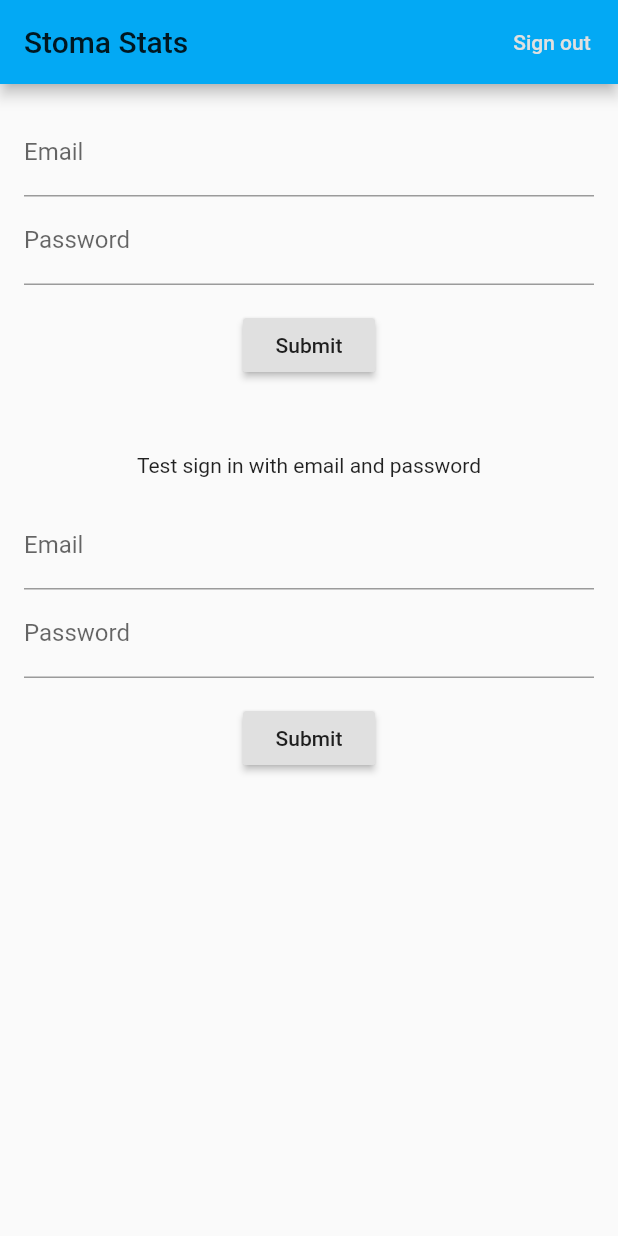
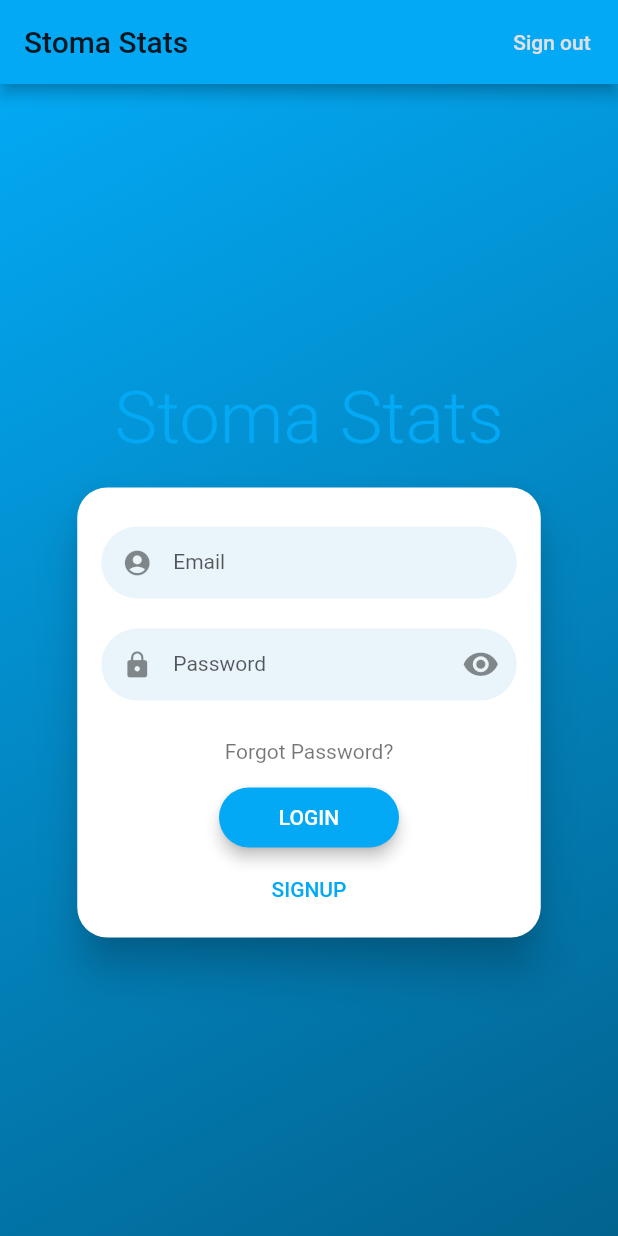
Before and after one commit to FraserTooth/stoma_stats_app, a Flutter app: the screen it shows after launch, on a phone screen of 412 x 824 dp. Run offline on Flutter 3.47's test engine with Material 2 defaults, Android fonts, the phone set to English and light mode, and no system bars; drawn by our look-alikes of flutter_login; our stand-ins replace firebase_auth, firebase_core, firebase_dynamic_links; accounts and stored records are empty.

Commit message:
feat: login page

```diff
--- a/lib/src/components/logins/email.dart
+++ b/lib/src/components/logins/email.dart
@@ -4,210 +4,208 @@ import 'package:flutter/material.dart';
 import 'package:firebase_auth/firebase_auth.dart';
 import 'package:firebase_dynamic_links/firebase_dynamic_links.dart';
 import 'package:flutter/rendering.dart';
+import 'package:flutter_login/flutter_login.dart';
+import '../../widgets/fade_route.dart';
+import '../../views/home.dart';
 
 final FirebaseAuth _auth = FirebaseAuth.instance;
 
-class EmailLogin extends StatelessWidget {
+class EmailLoginScreen extends StatefulWidget {
   @override
-  Widget build(BuildContext context) {
-    return ListView(
-      scrollDirection: Axis.vertical,
-      padding: const EdgeInsets.all(16),
-      children: <Widget>[
-        _RegisterEmailSection(),
-        _EmailPasswordForm(),
-      ],
-    );
-  }
+  _EmailLoginScreenState createState() => _EmailLoginScreenState();
 }
 
-class _RegisterEmailSection extends StatefulWidget {
-  final String title = 'Registration';
-  @override
-  State<StatefulWidget> createState() => _RegisterEmailSectionState();
+class _EmailLoginScreenState extends State<EmailLoginScreen> {
+  UserCredential _firebaseUser;
+
+  Future<String> _signInWithEmailAndPassword(LoginData data) async {
+    try {
+      UserCredential userCredential =
+          await FirebaseAuth.instance.signInWithEmailAndPassword(
+        email: data.name,
+        password: data.password,
+      );
+      setState(() {
+        _firebaseUser = userCredential;
+      });
+    } on FirebaseAuthException catch (e) {
+      if (e.code == 'user-not-found') {
+        return 'No user found for that email.';
+      } else if (e.code == 'wrong-password') {
+        return 'Wrong password provided for that user.';
+      }
+    } catch (e) {
+      print(e);
+      return e.code;
+    }
+    return null;
   }
 
-class _RegisterEmailSectionState extends State<_RegisterEmailSection> {
-  final GlobalKey<FormState> _formKey = GlobalKey<FormState>();
-  final TextEditingController _emailController = TextEditingController();
-  final TextEditingController _passwordController = TextEditingController();
-  bool _success;
-  String _userEmail;
-
-  void _register() async {
-    final User user = (await _auth.createUserWithEmailAndPassword(
-      email: _emailController.text,
-      password: _passwordController.text,
-    ))
-        .user;
-    if (user != null) {
+  Future<String> _signUpWithEmailAndPassword(LoginData data) async {
+    try {
+      UserCredential userCredential =
+          await FirebaseAuth.instance.createUserWithEmailAndPassword(
+        email: data.name,
+        password: data.password,
+      );
       setState(() {
-        _success = true;
-        _userEmail = user.email;
+        _firebaseUser = userCredential;
       });
-    } else {
-      setState(() {
-        _success = true;
-      });
+    } on FirebaseAuthException catch (e) {
+      if (e.code == 'weak-password') {
+        return 'The password provided is too weak.';
+      } else if (e.code == 'email-already-in-use') {
+        return 'The account already exists for that email.';
       }
+    } catch (e) {
+      print(e);
+      return e.code;
+    }
+    return null;
   }
 
-  @override
-  void dispose() {
-    _emailController.dispose();
-    _passwordController.dispose();
-    super.dispose();
+  Future<String> _recoverPassword(String name) {
+    try {
+      FirebaseAuth.instance.sendPasswordResetEmail(email: name);
+    } catch (e) {
+      print(e);
+      return e.code;
+    }
+    return null;
   }
 
   @override
   Widget build(BuildContext context) {
-    return Form(
-      key: _formKey,
-      child: Column(
-        crossAxisAlignment: CrossAxisAlignment.start,
-        children: <Widget>[
-          TextFormField(
-            controller: _emailController,
-            decoration: const InputDecoration(labelText: 'Email'),
-            validator: (String value) {
-              if (value.isEmpty) {
-                return 'Please enter some text';
+    final inputBorder = BorderRadius.vertical(
+      bottom: Radius.circular(10.0),
+      top: Radius.circular(20.0),
+    );
+
+    return FlutterLogin(
+      title: "Stoma Stats",
+      // logo: 'assets/images/ecorp.png',
+      // logoTag: Constants.logoTag,
+      // titleTag: Constants.titleTag,
+      // messages: LoginMessages(
+      //   usernameHint: 'Username',
+      //   passwordHint: 'Pass',
+      //   confirmPasswordHint: 'Confirm',
+      //   loginButton: 'LOG IN',
+      //   signupButton: 'REGISTER',
+      //   forgotPasswordButton: 'Forgot huh?',
+      //   recoverPasswordButton: 'HELP ME',
+      //   goBackButton: 'GO BACK',
+      //   confirmPasswordError: 'Not match!',
+      //   recoverPasswordIntro: 'Don\'t feel bad. Happens all the time.',
+      //   recoverPasswordDescription: 'Lorem Ipsum is simply dummy text of the printing and typesetting industry',
+      //   recoverPasswordSuccess: 'Password rescued successfully',
+      // ),
+      // theme: LoginTheme(
+      //   primaryColor: Colors.teal,
+      //   accentColor: Colors.yellow,
+      //   errorColor: Colors.deepOrange,
+      //   pageColorLight: Colors.indigo.shade300,
+      //   pageColorDark: Colors.indigo.shade500,
+      //   titleStyle: TextStyle(
+      //     color: Colors.greenAccent,
+      //     fontFamily: 'Quicksand',
+      //     letterSpacing: 4,
+      //   ),
+      //   // beforeHeroFontSize: 50,
+      //   // afterHeroFontSize: 20,
+      //   bodyStyle: TextStyle(
+      //     fontStyle: FontStyle.italic,
+      //     decoration: TextDecoration.underline,
+      //   ),
+      //   textFieldStyle: TextStyle(
+      //     color: Colors.orange,
+      //     shadows: [Shadow(color: Colors.yellow, blurRadius: 2)],
+      //   ),
+      //   buttonStyle: TextStyle(
+      //     fontWeight: FontWeight.w800,
+      //     color: Colors.yellow,
+      //   ),
+      //   cardTheme: CardTheme(
+      //     color: Colors.yellow.shade100,
+      //     elevation: 5,
+      //     margin: EdgeInsets.only(top: 15),
+      //     shape: ContinuousRectangleBorder(
+      //         borderRadius: BorderRadius.circular(100.0)),
+      //   ),
+      //   inputTheme: InputDecorationTheme(
+      //     filled: true,
+      //     fillColor: Colors.purple.withOpacity(.1),
+      //     contentPadding: EdgeInsets.zero,
+      //     errorStyle: TextStyle(
+      //       backgroundColor: Colors.orange,
+      //       color: Colors.white,
+      //     ),
+      //     labelStyle: TextStyle(fontSize: 12),
+      //     enabledBorder: UnderlineInputBorder(
+      //       borderSide: BorderSide(color: Colors.blue.shade700, width: 4),
+      //       borderRadius: inputBorder,
+      //     ),
+      //     focusedBorder: UnderlineInputBorder(
+      //       borderSide: BorderSide(color: Colors.blue.shade400, width: 5),
+      //       borderRadius: inputBorder,
+      //     ),
+      //     errorBorder: UnderlineInputBorder(
+      //       borderSide: BorderSide(color: Colors.red.shade700, width: 7),
+      //       borderRadius: inputBorder,
+      //     ),
+      //     focusedErrorBorder: UnderlineInputBorder(
+      //       borderSide: BorderSide(color: Colors.red.shade400, width: 8),
+      //       borderRadius: inputBorder,
+      //     ),
+      //     disabledBorder: UnderlineInputBorder(
+      //       borderSide: BorderSide(color: Colors.grey, width: 5),
+      //       borderRadius: inputBorder,
+      //     ),
+      //   ),
+      //   buttonTheme: LoginButtonTheme(
+      //     splashColor: Colors.purple,
+      //     backgroundColor: Colors.pinkAccent,
+      //     highlightColor: Colors.lightGreen,
+      //     elevation: 9.0,
+      //     highlightElevation: 6.0,
+      //     shape: BeveledRectangleBorder(
+      //       borderRadius: BorderRadius.circular(10),
+      //     ),
+      //     // shape: RoundedRectangleBorder(borderRadius: BorderRadius.circular(5)),
+      //     // shape: CircleBorder(side: BorderSide(color: Colors.green)),
+      //     // shape: ContinuousRectangleBorder(borderRadius: BorderRadius.circular(55.0)),
+      //   ),
+      // ),
+      emailValidator: (value) {
+        if (!value.contains('@')) {
+          return "Email must contain '@'";
         }
         return null;
       },
-          ),
-          TextFormField(
-            controller: _passwordController,
-            decoration: const InputDecoration(labelText: 'Password'),
-            validator: (String value) {
+      passwordValidator: (value) {
         if (value.isEmpty) {
-                return 'Please enter some text';
+          return 'Password is empty';
         }
         return null;
       },
-          ),
-          Container(
-            padding: const EdgeInsets.symmetric(vertical: 16.0),
-            alignment: Alignment.center,
-            child: RaisedButton(
-              onPressed: () async {
-                if (_formKey.currentState.validate()) {
-                  _register();
-                }
+      onLogin: (loginData) {
+        return _signInWithEmailAndPassword(loginData);
       },
-              child: const Text('Submit'),
-            ),
-          ),
-          Container(
-            alignment: Alignment.center,
-            child: Text(_success == null
-                ? ''
-                : (_success
-                    ? 'Successfully registered ' + _userEmail
-                    : 'Registration failed')),
-          )
-        ],
-      ),
+      onSignup: (loginData) {
+        return _signUpWithEmailAndPassword(loginData);
+      },
+      onSubmitAnimationCompleted: () {
+        Navigator.of(context).pushReplacement(FadePageRoute(
+          builder: (context) => HomePage(),
+        ));
+      },
+      onRecoverPassword: (name) {
+        print('Recover password info');
+        print('Name: $name');
+        return _recoverPassword(name);
+        // Show new password dialog
+      },
+      showDebugButtons: true,
     );
   }
 }
-
-class _EmailPasswordForm extends StatefulWidget {
-  @override
-  State<StatefulWidget> createState() => _EmailPasswordFormState();
-}
-
-class _EmailPasswordFormState extends State<_EmailPasswordForm> {
-  final GlobalKey<FormState> _formKey = GlobalKey<FormState>();
-  final TextEditingController _emailController = TextEditingController();
-  final TextEditingController _passwordController = TextEditingController();
-  bool _success;
-  String _userEmail;
-
-  @override
-  Widget build(BuildContext context) {
-    return Form(
-      key: _formKey,
-      child: Column(
-        crossAxisAlignment: CrossAxisAlignment.start,
-        children: <Widget>[
-          Container(
-            child: const Text('Test sign in with email and password'),
-            padding: const EdgeInsets.all(16),
-            alignment: Alignment.center,
-          ),
-          TextFormField(
-            controller: _emailController,
-            decoration: const InputDecoration(labelText: 'Email'),
-            validator: (String value) {
-              if (value.isEmpty) {
-                return 'Please enter some text';
-              }
-              return null;
-            },
-          ),
-          TextFormField(
-            controller: _passwordController,
-            decoration: const InputDecoration(labelText: 'Password'),
-            validator: (String value) {
-              if (value.isEmpty) {
-                return 'Please enter some text';
-              }
-              return null;
-            },
-          ),
-          Container(
-            padding: const EdgeInsets.symmetric(vertical: 16.0),
-            alignment: Alignment.center,
-            child: RaisedButton(
-              onPressed: () async {
-                if (_formKey.currentState.validate()) {
-                  _signInWithEmailAndPassword();
-                }
-              },
-              child: const Text('Submit'),
-            ),
-          ),
-          Container(
-            alignment: Alignment.center,
-            padding: const EdgeInsets.symmetric(horizontal: 16),
-            child: Text(
-              _success == null
-                  ? ''
-                  : (_success
-                      ? 'Successfully signed in ' + _userEmail
-                      : 'Sign in failed'),
-              style: TextStyle(color: Colors.red),
-            ),
-          )
-        ],
-      ),
-    );
-  }
-
-  void _signInWithEmailAndPassword() async {
-    final User user = (await _auth.signInWithEmailAndPassword(
-      email: _emailController.text,
-      password: _passwordController.text,
-    ))
-        .user;
-
-    if (user != null) {
-      setState(() {
-        _success = true;
-        _userEmail = user.email;
-      });
-    } else {
-      setState(() {
-        _success = false;
-      });
-    }
-  }
-
-  @override
-  void dispose() {
-    _emailController.dispose();
-    _passwordController.dispose();
-    super.dispose();
-  }
-}
--- a/lib/src/views/login.dart
+++ b/lib/src/views/login.dart
@@ -1,8 +1,5 @@
-import 'dart:ui';
-
 import 'package:flutter/material.dart';
 import 'package:firebase_auth/firebase_auth.dart';
-import 'package:flutter/rendering.dart';
 
 import '../components/logins/email.dart';
 
@@ -45,7 +42,7 @@ class _LoginState extends State<Login> {
           })
         ],
       ),
-      body: EmailLogin()
+      body: EmailLoginScreen()
     );
   }
 }
--- /dev/null
+++ b/lib/src/widgets/fade_route.dart
@@ -0,0 +1,30 @@
+import 'package:flutter/material.dart';
+
+class FadePageRoute<T> extends MaterialPageRoute<T> {
+  FadePageRoute({
+    WidgetBuilder builder,
+    RouteSettings settings,
+  }) : super(
+          builder: builder,
+          settings: settings,
+        );
+
+  @override Duration get transitionDuration => const Duration(milliseconds: 600);
+
+  @override
+  Widget buildTransitions(
+    BuildContext context,
+    Animation<double> animation,
+    Animation<double> secondaryAnimation,
+    Widget child,
+  ) {
+    // if (settings.isInitialRoute) {
+    //   return child;
+    // }
+
+    return FadeTransition(
+      opacity: animation,
+      child: child,
+    );
+  }
+}
--- a/pubspec.yaml
+++ b/pubspec.yaml
@@ -28,6 +28,8 @@ dependencies:
   firebase_auth: "^0.20.0+1"
   firebase_dynamic_links: ^0.5.1
   google_sign_in: "^4.5.1"
+  flutter_login: ^1.0.14
+  font_awesome_flutter: ^8.5.0
 
   # The following adds the Cupertino Icons font to your application.
   # Use with the CupertinoIcons class for iOS style icons.
```
Also changed, not shown: pubspec.lock. Lines whose indentation alone changed are shown as unchanged.
